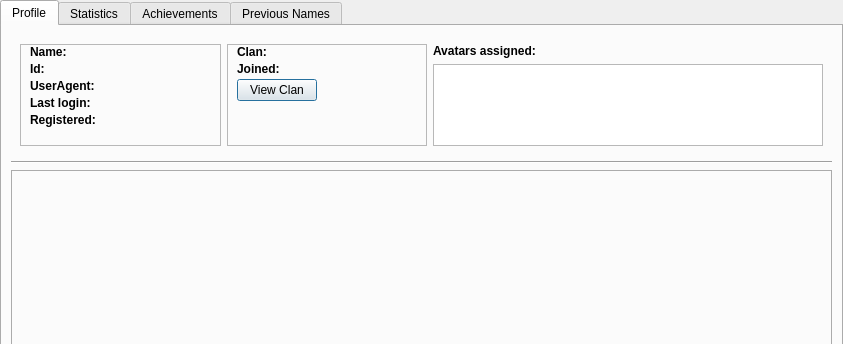
Old version of the form res/player_card/playercard.ui in the repository GuyFran/faf-client-python; both pictures show x 0 to 843 and y 0 to 344 of the 843 by 700 pixel window.
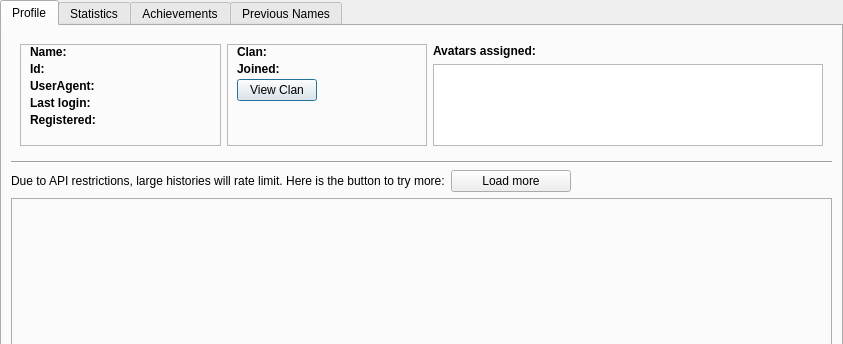
New version of the form.

Commit message:
Add button to manually load more rating history
in profile dialog

The edit to the form file:
```diff
--- a/res/player_card/playercard.ui
+++ b/res/player_card/playercard.ui
@@ -44,7 +44,7 @@
          <string>Profile</string>
         </attribute>
         <layout class="QGridLayout" name="gridLayout_4">
-         <item row="3" column="0">
+         <item row="4" column="0">
           <widget class="QTabWidget" name="ratingsTabWidget">
            <property name="currentIndex">
             <number>-1</number>
@@ -348,6 +348,53 @@
            </layout>
           </widget>
          </item>
+         <item row="2" column="0">
+          <widget class="Line" name="line">
+           <property name="orientation">
+            <enum>Qt::Orientation::Horizontal</enum>
+           </property>
+          </widget>
+         </item>
+         <item row="1" column="0">
+          <layout class="QHBoxLayout" name="leaguesLayout"/>
+         </item>
+         <item row="3" column="0">
+          <layout class="QHBoxLayout" name="horizontalLayout_2">
+           <item>
+            <widget class="QLabel" name="label_8">
+             <property name="text">
+              <string>Due to API restrictions, large histories will rate limit. Here is the button to try more:</string>
+             </property>
+            </widget>
+           </item>
+           <item>
+            <widget class="QPushButton" name="loadMoreRatingHistoryButton">
+             <property name="minimumSize">
+              <size>
+               <width>120</width>
+               <height>0</height>
+              </size>
+             </property>
+             <property name="text">
+              <string>Load more</string>
+             </property>
+            </widget>
+           </item>
+           <item>
+            <spacer name="horizontalSpacer">
+             <property name="orientation">
+              <enum>Qt::Orientation::Horizontal</enum>
+             </property>
+             <property name="sizeHint" stdset="0">
+              <size>
+               <width>40</width>
+               <height>20</height>
+              </size>
+             </property>
+            </spacer>
+           </item>
+          </layout>
+         </item>
         </layout>
        </widget>
        <widget class="QWidget" name="statsTab">
```
Left out of the diff: 10 changed lines with no effect on the pictures. The commit also changes 4 other files.
